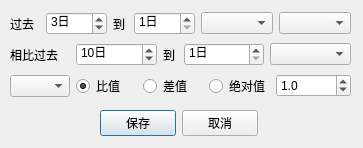
Above: QtDesign/SearchCriteria.ui from victor647/QuantumStockTrade before the change. Below: the same form after it.
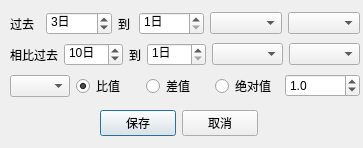
That is the form after the change.

Patch:
```diff
--- a/QtDesign/SearchCriteria.ui
+++ b/QtDesign/SearchCriteria.ui
@@ -18,7 +18,7 @@
     <rect>
      <x>10</x>
      <y>10</y>
-     <width>341</width>
+     <width>350</width>
      <height>91</height>
     </rect>
    </property>
@@ -226,6 +226,16 @@
         </property>
        </widget>
       </item>
+      <item>
+       <widget class="QComboBox" name="cbbComparedField">
+        <property name="font">
+         <font>
+          <family>Microsoft YaHei UI</family>
+          <pointsize>9</pointsize>
+         </font>
+        </property>
+       </widget>
+      </item>
      </layout>
     </item>
     <item>
@@ -362,7 +372,7 @@
     </item>
    </layout>
   </widget>
-  <widget class="QWidget" name="">
+  <widget class="QWidget" name="layoutWidget">
    <property name="geometry">
     <rect>
      <x>100</x>
```
Left out of the diff: 130 changed lines with no effect on the pictures.
